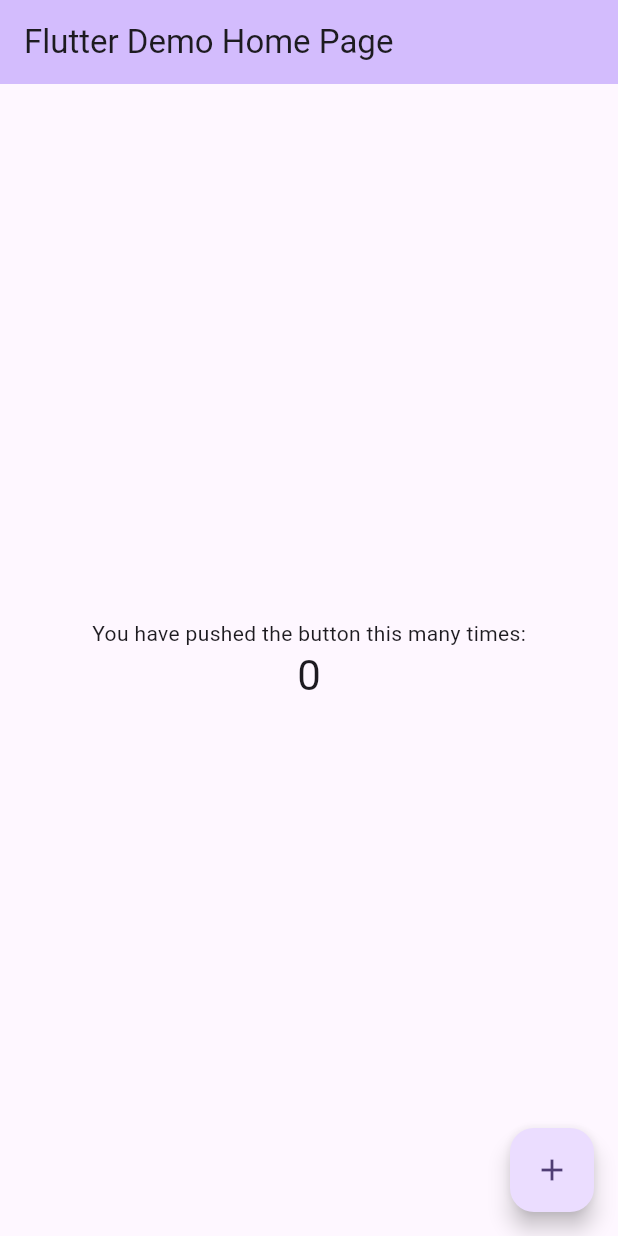
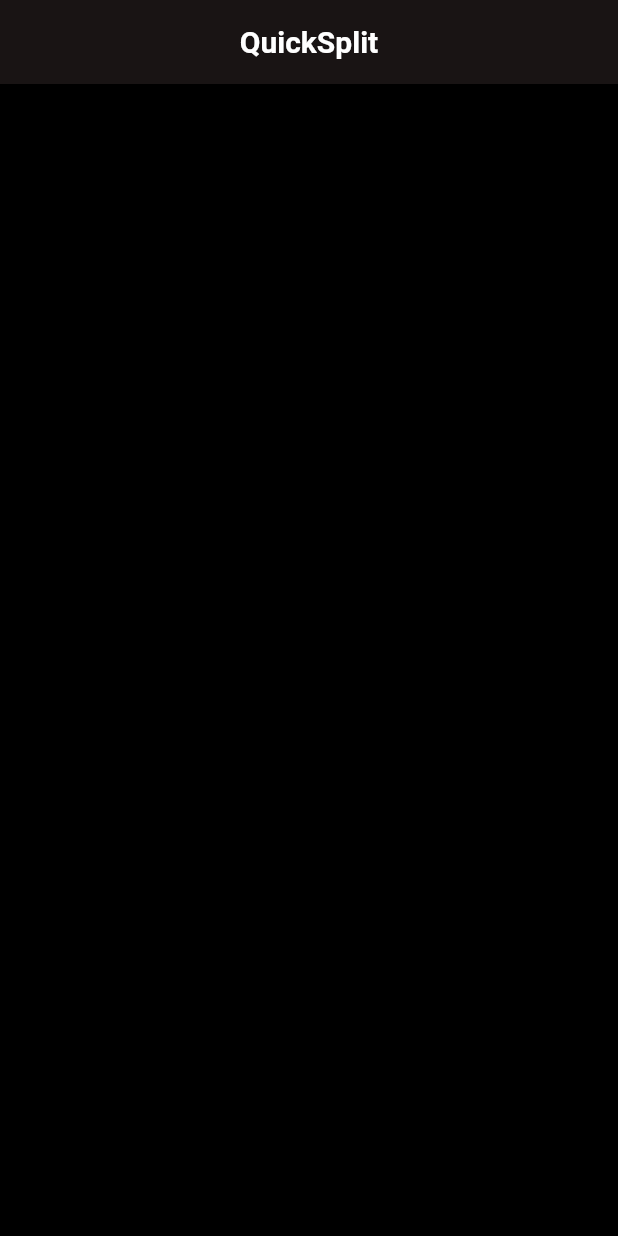
Before and after one commit to HamzaZahid29/quick_split, a Flutter app: the screen it shows after launch, on a phone screen of 412 x 824 dp. Run offline on Flutter 3.47's test engine with Material 3 defaults, Android fonts, the phone set to English and light mode, and no system bars; our stand-ins replace google_fonts.

Commit message:
started working on the home screen

```diff
--- a/lib/main.dart
+++ b/lib/main.dart
@@ -1,125 +1,22 @@
 import 'package:flutter/material.dart';
+import 'package:quicksplit/utils/app_constants.dart';
+import 'package:quicksplit/utils/app_themes.dart';
+import 'package:quicksplit/views/pages/home.dart';
 
 void main() {
-  runApp(const MyApp());
+  runApp(MyApp());
 }
 
 class MyApp extends StatelessWidget {
-  const MyApp({super.key});
+  MyApp();
 
-  // This widget is the root of your application.
   @override
   Widget build(BuildContext context) {
     return MaterialApp(
-      title: 'Flutter Demo',
-      theme: ThemeData(
-        // This is the theme of your application.
-        //
-        // TRY THIS: Try running your application with "flutter run". You'll see
-        // the application has a purple toolbar. Then, without quitting the app,
-        // try changing the seedColor in the colorScheme below to Colors.green
-        // and then invoke "hot reload" (save your changes or press the "hot
-        // reload" button in a Flutter-supported IDE, or press "r" if you used
-        // the command line to start the app).
-        //
-        // Notice that the counter didn't reset back to zero; the application
-        // state is not lost during the reload. To reset the state, use hot
-        // restart instead.
-        //
-        // This works for code too, not just values: Most code changes can be
-        // tested with just a hot reload.
-        colorScheme: ColorScheme.fromSeed(seedColor: Colors.deepPurple),
-        useMaterial3: true,
-      ),
-      home: const MyHomePage(title: 'Flutter Demo Home Page'),
+      debugShowCheckedModeBanner: false,
+      title: AppConstants.appName,
+      theme: AppThemes.lightTheme,
+      home: HomePage(),
     );
   }
 }
-
-class MyHomePage extends StatefulWidget {
-  const MyHomePage({super.key, required this.title});
-
-  // This widget is the home page of your application. It is stateful, meaning
-  // that it has a State object (defined below) that contains fields that affect
-  // how it looks.
-
-  // This class is the configuration for the state. It holds the values (in this
-  // case the title) provided by the parent (in this case the App widget) and
-  // used by the build method of the State. Fields in a Widget subclass are
-  // always marked "final".
-
-  final String title;
-
-  @override
-  State<MyHomePage> createState() => _MyHomePageState();
-}
-
-class _MyHomePageState extends State<MyHomePage> {
-  int _counter = 0;
-
-  void _incrementCounter() {
-    setState(() {
-      // This call to setState tells the Flutter framework that something has
-      // changed in this State, which causes it to rerun the build method below
-      // so that the display can reflect the updated values. If we changed
-      // _counter without calling setState(), then the build method would not be
-      // called again, and so nothing would appear to happen.
-      _counter++;
-    });
-  }
-
-  @override
-  Widget build(BuildContext context) {
-    // This method is rerun every time setState is called, for instance as done
-    // by the _incrementCounter method above.
-    //
-    // The Flutter framework has been optimized to make rerunning build methods
-    // fast, so that you can just rebuild anything that needs updating rather
-    // than having to individually change instances of widgets.
-    return Scaffold(
-      appBar: AppBar(
-        // TRY THIS: Try changing the color here to a specific color (to
-        // Colors.amber, perhaps?) and trigger a hot reload to see the AppBar
-        // change color while the other colors stay the same.
-        backgroundColor: Theme.of(context).colorScheme.inversePrimary,
-        // Here we take the value from the MyHomePage object that was created by
-        // the App.build method, and use it to set our appbar title.
-        title: Text(widget.title),
-      ),
-      body: Center(
-        // Center is a layout widget. It takes a single child and positions it
-        // in the middle of the parent.
-        child: Column(
-          // Column is also a layout widget. It takes a list of children and
-          // arranges them vertically. By default, it sizes itself to fit its
-          // children horizontally, and tries to be as tall as its parent.
-          //
-          // Column has various properties to control how it sizes itself and
-          // how it positions its children. Here we use mainAxisAlignment to
-          // center the children vertically; the main axis here is the vertical
-          // axis because Columns are vertical (the cross axis would be
-          // horizontal).
-          //
-          // TRY THIS: Invoke "debug painting" (choose the "Toggle Debug Paint"
-          // action in the IDE, or press "p" in the console), to see the
-          // wireframe for each widget.
-          mainAxisAlignment: MainAxisAlignment.center,
-          children: <Widget>[
-            const Text(
-              'You have pushed the button this many times:',
-            ),
-            Text(
-              '$_counter',
-              style: Theme.of(context).textTheme.headlineMedium,
-            ),
-          ],
-        ),
-      ),
-      floatingActionButton: FloatingActionButton(
-        onPressed: _incrementCounter,
-        tooltip: 'Increment',
-        child: const Icon(Icons.add),
-      ), // This trailing comma makes auto-formatting nicer for build methods.
-    );
-  }
-}
--- /dev/null
+++ b/lib/utils/app_themes.dart
@@ -0,0 +1,122 @@
+import 'package:flutter/material.dart';
+import 'package:google_fonts/google_fonts.dart';
+
+class AppThemes {
+  static final Color primaryColor = Color(0xFF1DB954); // Spotify Green
+  static final Color accentColor = Color(0xFF191414); // Dark background color
+  static final Color secondaryColor =
+      Colors.grey.shade800; // Darker grey for subtle components
+  static final Color lightAccentColor = Colors.white; // Light text for contrast
+  static final Color scaffoldBackgroundColor = Colors.black; // Dark background
+
+  static final LinearGradient appLinearGradient = LinearGradient(
+    colors: [
+      Color(0xFF1DB954),
+      Color(0xFF1A1A1A),
+    ],
+    stops: [0.1, 0.7],
+    begin: Alignment.topLeft,
+    end: Alignment.bottomRight,
+  );
+
+  static final appbarTheme2 = AppBarTheme(
+    centerTitle: true,
+    foregroundColor: lightAccentColor,
+    backgroundColor: accentColor,
+    iconTheme: IconThemeData(color: lightAccentColor),
+    titleTextStyle: GoogleFonts.roboto(
+      textStyle: TextStyle(
+          fontSize: 20, fontWeight: FontWeight.w700, color: lightAccentColor),
+    ),
+    actionsIconTheme: IconThemeData(color: primaryColor),
+  );
+
+  static final ThemeData lightTheme = ThemeData(
+    brightness: Brightness.dark,
+    primaryColor: primaryColor,
+    scaffoldBackgroundColor: scaffoldBackgroundColor,
+
+    // AppBar Theme
+    appBarTheme: appbarTheme2,
+
+    // Text Styles
+    textTheme: GoogleFonts.robotoTextTheme(
+      ThemeData.dark().textTheme,
+    ).apply(
+      bodyColor: lightAccentColor,
+      displayColor: lightAccentColor,
+    ),
+
+    primaryTextTheme: GoogleFonts.robotoTextTheme(
+      ThemeData.dark().primaryTextTheme,
+    ).apply(
+      bodyColor: lightAccentColor,
+      displayColor: lightAccentColor,
+    ),
+
+    elevatedButtonTheme: ElevatedButtonThemeData(
+      style: ElevatedButton.styleFrom(
+        foregroundColor: Colors.white,
+        backgroundColor: primaryColor,
+        shape: RoundedRectangleBorder(borderRadius: BorderRadius.circular(30)),
+        textStyle: GoogleFonts.roboto(fontSize: 16),
+      ),
+    ),
+
+    textButtonTheme: TextButtonThemeData(
+      style: TextButton.styleFrom(
+        foregroundColor: primaryColor,
+        textStyle: GoogleFonts.roboto(fontSize: 16),
+      ),
+    ),
+
+    outlinedButtonTheme: OutlinedButtonThemeData(
+      style: OutlinedButton.styleFrom(
+        foregroundColor: primaryColor,
+        side: BorderSide(color: primaryColor),
+        textStyle: GoogleFonts.roboto(fontSize: 16),
+      ),
+    ),
+
+    floatingActionButtonTheme: FloatingActionButtonThemeData(
+      backgroundColor: primaryColor,
+      foregroundColor: Colors.white,
+    ),
+
+    inputDecorationTheme: InputDecorationTheme(
+      focusedBorder: OutlineInputBorder(
+        borderSide: BorderSide(color: primaryColor, width: 2),
+        borderRadius: BorderRadius.circular(30),
+      ),
+      border: OutlineInputBorder(
+        borderRadius: BorderRadius.circular(30),
+        borderSide: BorderSide(color: secondaryColor),
+      ),
+      hintStyle: GoogleFonts.roboto(color: secondaryColor),
+    ),
+
+    colorScheme: ColorScheme.dark(
+      primary: primaryColor,
+      secondary: secondaryColor,
+      onPrimary: Colors.white,
+      onSecondary: Colors.white,
+      onSurface: lightAccentColor,
+      onBackground: lightAccentColor,
+      surface: accentColor,
+      background: scaffoldBackgroundColor,
+    ),
+
+    cardTheme: CardTheme(
+      color: accentColor,
+      shadowColor: secondaryColor,
+      elevation: 4,
+      shape: RoundedRectangleBorder(borderRadius: BorderRadius.circular(20)),
+    ),
+
+    bottomNavigationBarTheme: BottomNavigationBarThemeData(
+      selectedItemColor: primaryColor,
+      unselectedItemColor: secondaryColor,
+      backgroundColor: accentColor,
+    ),
+  );
+}
--- /dev/null
+++ b/lib/views/pages/home.dart
@@ -0,0 +1,14 @@
+import 'package:flutter/material.dart';
+import 'package:quicksplit/utils/app_constants.dart';
+class HomePage extends StatelessWidget {
+  const HomePage({super.key});
+
+  @override
+  Widget build(BuildContext context) {
+    return Scaffold(
+      appBar: AppBar(
+        title: Text(AppConstants.appName),
+      ),
+    );
+  }
+}
--- a/pubspec.yaml
+++ b/pubspec.yaml
@@ -34,6 +34,7 @@ dependencies:
   # The following adds the Cupertino Icons font to your application.
   # Use with the CupertinoIcons class for iOS style icons.
   cupertino_icons: ^1.0.8
+  google_fonts: ^6.2.1
 
 dev_dependencies:
   flutter_test:
```
Also changed, not shown: pubspec.lock.
